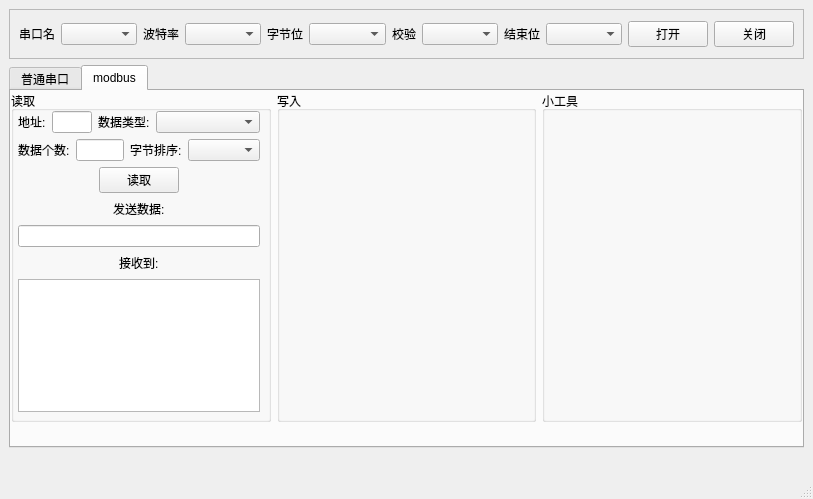
Old version of the form MainWindow.ui in the repository kerwinxu/ComHelper.
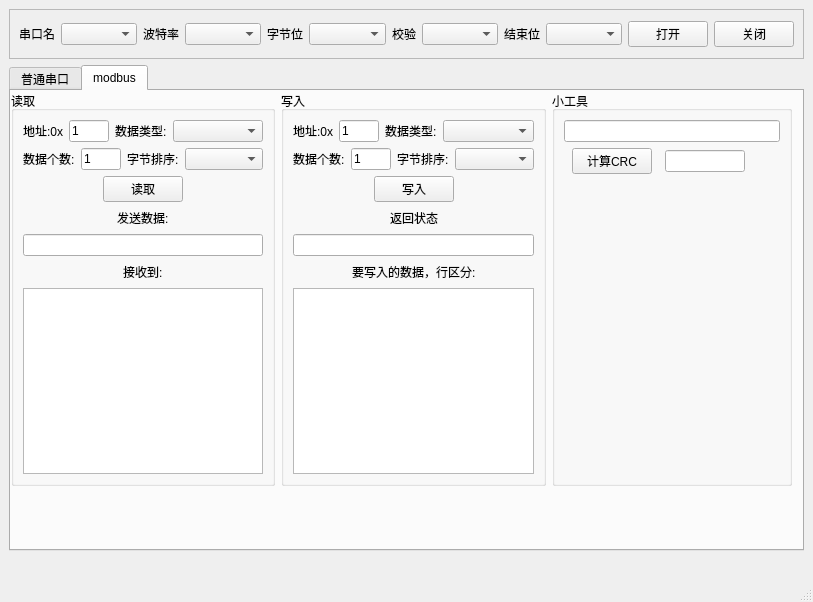
New version of the form. The open tabs and pages were chosen to show the change.

```diff
--- a/MainWindow.ui
+++ b/MainWindow.ui
@@ -7,7 +7,7 @@
     <x>0</x>
     <y>0</y>
     <width>813</width>
-    <height>499</height>
+    <height>602</height>
    </rect>
   </property>
   <property name="sizePolicy">
@@ -604,8 +604,8 @@
            <rect>
             <x>0</x>
             <y>0</y>
-            <width>791</width>
-            <height>331</height>
+            <width>781</width>
+            <height>395</height>
            </rect>
           </property>
           <layout class="QHBoxLayout" name="horizontalLayout_5">
@@ -614,15 +614,6 @@
              <property name="title">
               <string>读取</string>
              </property>
-             <widget class="QWidget" name="layoutWidget">
-              <property name="geometry">
-               <rect>
-                <x>7</x>
-                <y>20</y>
-                <width>242</width>
-                <height>301</height>
-               </rect>
-              </property>
               <layout class="QVBoxLayout" name="verticalLayout_6">
                <item>
                 <layout class="QHBoxLayout" name="horizontalLayout_11">
@@ -635,7 +626,7 @@
                     </sizepolicy>
                    </property>
                    <property name="text">
-                    <string>地址:</string>
+                   <string>地址:0x</string>
                    </property>
                   </widget>
                  </item>
@@ -653,6 +644,9 @@
                      <height>16777215</height>
                     </size>
                    </property>
+                  <property name="text">
+                   <string>1</string>
+                  </property>
                   </widget>
                  </item>
                  <item>
@@ -669,7 +663,14 @@
                   </widget>
                  </item>
                  <item>
-                  <widget class="QComboBox" name="combo_modbus_read_data_style"/>
+                 <widget class="QComboBox" name="combo_modbus_read_data_style">
+                  <property name="sizePolicy">
+                   <sizepolicy hsizetype="Expanding" vsizetype="Fixed">
+                    <horstretch>0</horstretch>
+                    <verstretch>0</verstretch>
+                   </sizepolicy>
+                  </property>
+                 </widget>
                  </item>
                 </layout>
                </item>
@@ -683,7 +684,23 @@
                   </widget>
                  </item>
                  <item>
-                  <widget class="QLineEdit" name="txt_modbus_read_data_count"/>
+                 <widget class="QLineEdit" name="txt_modbus_read_data_count">
+                  <property name="sizePolicy">
+                   <sizepolicy hsizetype="Fixed" vsizetype="Fixed">
+                    <horstretch>0</horstretch>
+                    <verstretch>0</verstretch>
+                   </sizepolicy>
+                  </property>
+                  <property name="maximumSize">
+                   <size>
+                    <width>40</width>
+                    <height>16777215</height>
+                   </size>
+                  </property>
+                  <property name="text">
+                   <string>1</string>
+                  </property>
+                 </widget>
                  </item>
                  <item>
                   <widget class="QLabel" name="label_11">
@@ -699,7 +716,14 @@
                   </widget>
                  </item>
                  <item>
-                  <widget class="QComboBox" name="combo_modbus_read_byte_sort"/>
+                 <widget class="QComboBox" name="combo_modbus_read_byte_sort">
+                  <property name="sizePolicy">
+                   <sizepolicy hsizetype="Expanding" vsizetype="Fixed">
+                    <horstretch>0</horstretch>
+                    <verstretch>0</verstretch>
+                   </sizepolicy>
+                  </property>
+                 </widget>
                  </item>
                 </layout>
                </item>
@@ -834,13 +858,255 @@
                </item>
               </layout>
              </widget>
-            </widget>
            </item>
            <item>
-            <widget class="QGroupBox" name="groupBox_4">
+            <widget class="QGroupBox" name="groupBox_6">
              <property name="title">
               <string>写入</string>
              </property>
+             <layout class="QVBoxLayout" name="verticalLayout_12">
+              <item>
+               <layout class="QHBoxLayout" name="horizontalLayout_17">
+                <item>
+                 <widget class="QLabel" name="label_14">
+                  <property name="sizePolicy">
+                   <sizepolicy hsizetype="Fixed" vsizetype="Preferred">
+                    <horstretch>0</horstretch>
+                    <verstretch>0</verstretch>
+                   </sizepolicy>
+                  </property>
+                  <property name="text">
+                   <string>地址:0x</string>
+                  </property>
+                 </widget>
+                </item>
+                <item>
+                 <widget class="QLineEdit" name="txt_modbus_write_address">
+                  <property name="sizePolicy">
+                   <sizepolicy hsizetype="Fixed" vsizetype="Fixed">
+                    <horstretch>0</horstretch>
+                    <verstretch>0</verstretch>
+                   </sizepolicy>
+                  </property>
+                  <property name="maximumSize">
+                   <size>
+                    <width>40</width>
+                    <height>16777215</height>
+                   </size>
+                  </property>
+                  <property name="text">
+                   <string>1</string>
+                  </property>
+                 </widget>
+                </item>
+                <item>
+                 <widget class="QLabel" name="label_15">
+                  <property name="sizePolicy">
+                   <sizepolicy hsizetype="Fixed" vsizetype="Preferred">
+                    <horstretch>0</horstretch>
+                    <verstretch>0</verstretch>
+                   </sizepolicy>
+                  </property>
+                  <property name="text">
+                   <string>数据类型:</string>
+                  </property>
+                 </widget>
+                </item>
+                <item>
+                 <widget class="QComboBox" name="combo_modbus_write_data_style">
+                  <property name="sizePolicy">
+                   <sizepolicy hsizetype="Expanding" vsizetype="Fixed">
+                    <horstretch>0</horstretch>
+                    <verstretch>0</verstretch>
+                   </sizepolicy>
+                  </property>
+                 </widget>
+                </item>
+               </layout>
+              </item>
+              <item>
+               <layout class="QHBoxLayout" name="horizontalLayout_18">
+                <item>
+                 <widget class="QLabel" name="label_16">
+                  <property name="text">
+                   <string>数据个数:</string>
+                  </property>
+                 </widget>
+                </item>
+                <item>
+                 <widget class="QLineEdit" name="txt_modbus_write_data_count">
+                  <property name="sizePolicy">
+                   <sizepolicy hsizetype="Fixed" vsizetype="Fixed">
+                    <horstretch>0</horstretch>
+                    <verstretch>0</verstretch>
+                   </sizepolicy>
+                  </property>
+                  <property name="maximumSize">
+                   <size>
+                    <width>40</width>
+                    <height>16777215</height>
+                   </size>
+                  </property>
+                  <property name="text">
+                   <string>1</string>
+                  </property>
+                 </widget>
+                </item>
+                <item>
+                 <widget class="QLabel" name="label_17">
+                  <property name="sizePolicy">
+                   <sizepolicy hsizetype="Fixed" vsizetype="Preferred">
+                    <horstretch>0</horstretch>
+                    <verstretch>0</verstretch>
+                   </sizepolicy>
+                  </property>
+                  <property name="text">
+                   <string>字节排序:</string>
+                  </property>
+                 </widget>
+                </item>
+                <item>
+                 <widget class="QComboBox" name="combo_modbus_write_byte_sort">
+                  <property name="sizePolicy">
+                   <sizepolicy hsizetype="Expanding" vsizetype="Fixed">
+                    <horstretch>0</horstretch>
+                    <verstretch>0</verstretch>
+                   </sizepolicy>
+                  </property>
+                 </widget>
+                </item>
+               </layout>
+              </item>
+              <item>
+               <layout class="QHBoxLayout" name="horizontalLayout_19">
+                <item>
+                 <spacer name="horizontalSpacer_10">
+                  <property name="orientation">
+                   <enum>Qt::Horizontal</enum>
+                  </property>
+                  <property name="sizeHint" stdset="0">
+                   <size>
+                    <width>40</width>
+                    <height>20</height>
+                   </size>
+                  </property>
+                 </spacer>
+                </item>
+                <item>
+                 <widget class="QPushButton" name="btn_modbus_write">
+                  <property name="text">
+                   <string>写入</string>
+                  </property>
+                 </widget>
+                </item>
+                <item>
+                 <spacer name="horizontalSpacer_11">
+                  <property name="orientation">
+                   <enum>Qt::Horizontal</enum>
+                  </property>
+                  <property name="sizeHint" stdset="0">
+                   <size>
+                    <width>40</width>
+                    <height>20</height>
+                   </size>
+                  </property>
+                 </spacer>
+                </item>
+               </layout>
+              </item>
+              <item>
+               <layout class="QHBoxLayout" name="horizontalLayout_20">
+                <item>
+                 <spacer name="horizontalSpacer_12">
+                  <property name="orientation">
+                   <enum>Qt::Horizontal</enum>
+                  </property>
+                  <property name="sizeHint" stdset="0">
+                   <size>
+                    <width>40</width>
+                    <height>20</height>
+                   </size>
+                  </property>
+                 </spacer>
+                </item>
+                <item>
+                 <widget class="QLabel" name="label_18">
+                  <property name="sizePolicy">
+                   <sizepolicy hsizetype="Fixed" vsizetype="Preferred">
+                    <horstretch>0</horstretch>
+                    <verstretch>0</verstretch>
+                   </sizepolicy>
+                  </property>
+                  <property name="text">
+                   <string>返回状态</string>
+                  </property>
+                 </widget>
+                </item>
+                <item>
+                 <spacer name="horizontalSpacer_13">
+                  <property name="orientation">
+                   <enum>Qt::Horizontal</enum>
+                  </property>
+                  <property name="sizeHint" stdset="0">
+                   <size>
+                    <width>40</width>
+                    <height>20</height>
+                   </size>
+                  </property>
+                 </spacer>
+                </item>
+               </layout>
+              </item>
+              <item>
+               <widget class="QLineEdit" name="txt_modbus_write_return"/>
+              </item>
+              <item>
+               <layout class="QHBoxLayout" name="horizontalLayout_21">
+                <item>
+                 <spacer name="horizontalSpacer_14">
+                  <property name="orientation">
+                   <enum>Qt::Horizontal</enum>
+                  </property>
+                  <property name="sizeHint" stdset="0">
+                   <size>
+                    <width>40</width>
+                    <height>20</height>
+                   </size>
+                  </property>
+                 </spacer>
+                </item>
+                <item>
+                 <widget class="QLabel" name="label_19">
+                  <property name="sizePolicy">
+                   <sizepolicy hsizetype="Fixed" vsizetype="Preferred">
+                    <horstretch>0</horstretch>
+                    <verstretch>0</verstretch>
+                   </sizepolicy>
+                  </property>
+                  <property name="text">
+                   <string>要写入的数据，行区分:</string>
+                  </property>
+                 </widget>
+                </item>
+                <item>
+                 <spacer name="horizontalSpacer_15">
+                  <property name="orientation">
+                   <enum>Qt::Horizontal</enum>
+                  </property>
+                  <property name="sizeHint" stdset="0">
+                   <size>
+                    <width>40</width>
+                    <height>20</height>
+                   </size>
+                  </property>
+                 </spacer>
+                </item>
+               </layout>
+              </item>
+              <item>
+               <widget class="QTextEdit" name="txt_modubs_write_send"/>
+              </item>
+             </layout>
             </widget>
            </item>
            <item>
@@ -848,6 +1114,90 @@
              <property name="title">
               <string>小工具</string>
              </property>
+             <layout class="QVBoxLayout" name="verticalLayout_11">
+              <item>
+               <widget class="QLineEdit" name="txt_crc_input"/>
+              </item>
+              <item>
+               <layout class="QHBoxLayout" name="horizontalLayout_16">
+                <item>
+                 <spacer name="horizontalSpacer_7">
+                  <property name="orientation">
+                   <enum>Qt::Horizontal</enum>
+                  </property>
+                  <property name="sizeHint" stdset="0">
+                   <size>
+                    <width>13</width>
+                    <height>17</height>
+                   </size>
+                  </property>
+                 </spacer>
+                </item>
+                <item>
+                 <widget class="QPushButton" name="btn_calu_crc">
+                  <property name="text">
+                   <string>计算CRC</string>
+                  </property>
+                 </widget>
+                </item>
+                <item>
+                 <spacer name="horizontalSpacer_8">
+                  <property name="orientation">
+                   <enum>Qt::Horizontal</enum>
+                  </property>
+                  <property name="sizeHint" stdset="0">
+                   <size>
+                    <width>13</width>
+                    <height>17</height>
+                   </size>
+                  </property>
+                 </spacer>
+                </item>
+                <item>
+                 <widget class="QLineEdit" name="txt_crc_result">
+                  <property name="sizePolicy">
+                   <sizepolicy hsizetype="Fixed" vsizetype="Fixed">
+                    <horstretch>0</horstretch>
+                    <verstretch>0</verstretch>
+                   </sizepolicy>
+                  </property>
+                  <property name="maximumSize">
+                   <size>
+                    <width>80</width>
+                    <height>16777215</height>
+                   </size>
+                  </property>
+                 </widget>
+                </item>
+                <item>
+                 <spacer name="horizontalSpacer_9">
+                  <property name="orientation">
+                   <enum>Qt::Horizontal</enum>
+                  </property>
+                  <property name="sizeHint" stdset="0">
+                   <size>
+                    <width>40</width>
+                    <height>20</height>
+                   </size>
+                  </property>
+                 </spacer>
+                </item>
+               </layout>
+              </item>
+              <item>
+               <spacer name="verticalSpacer">
+                <property name="orientation">
+                 <enum>Qt::Vertical</enum>
+                </property>
+                <property name="sizeHint" stdset="0">
+                 <size>
+                  <width>20</width>
+                  <height>301</height>
+                 </size>
+                </property>
+               </spacer>
+              </item>
+             </layout>
             </widget>
            </item>
           </layout>
```
Lines whose indentation alone changed are shown as unchanged.
